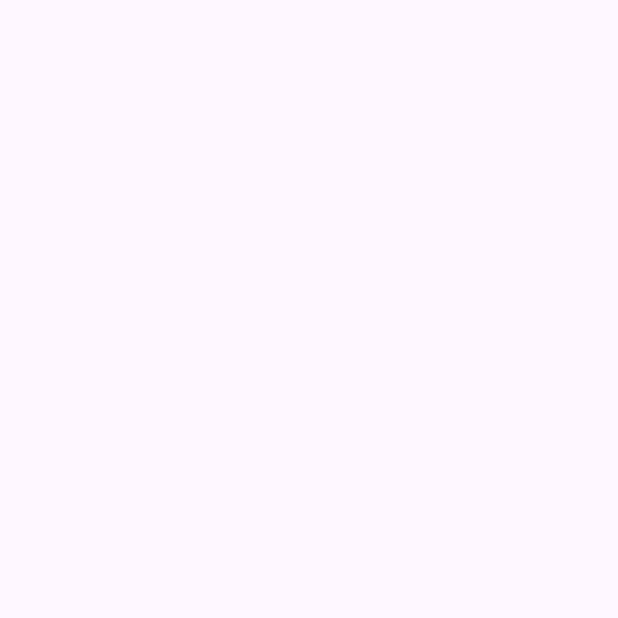
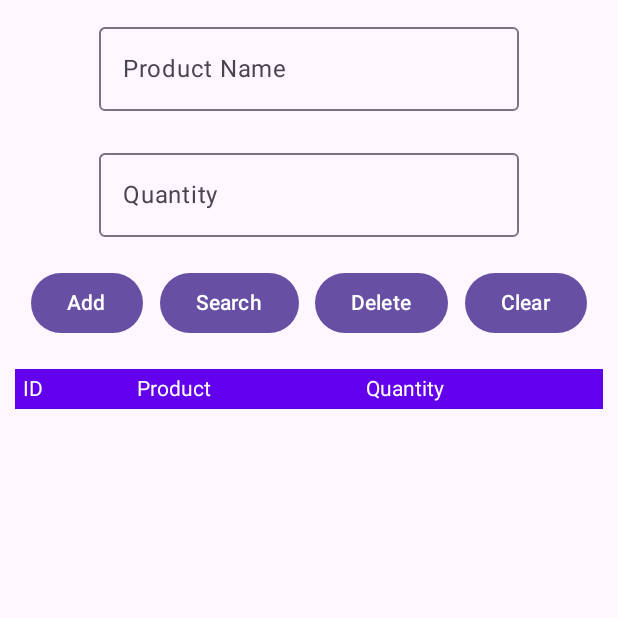
Before and after one commit to ArtemXArtemX/RoomDemo, an Android app built with Jetpack Compose: the screen it shows after launch (MainActivity), on a phone screen of 412 x 824 dp, the top half of it. Before the commit the part shown is empty. Run offline under Robolectric (Android 15) with nearby library versions, the phone set to English and light mode, and no system bars; our stand-ins replace Room's generated code, livedata-compose.

Commit message:
Готово!!

```diff
--- a/app/src/main/java/com/example/roomdemo/MainActivity.kt
+++ b/app/src/main/java/com/example/roomdemo/MainActivity.kt
@@ -15,8 +15,26 @@ import androidx.lifecycle.viewmodel.compose.viewModel
 import androidx.compose.runtime.livedata.observeAsState
 import androidx.compose.runtime.getValue
 import androidx.compose.ui.platform.LocalContext
-import androidx.compose.ui.tooling.preview.Preview
 import androidx.lifecycle.viewmodel.compose.LocalViewModelStoreOwner
+import androidx.compose.foundation.background
+import androidx.compose.foundation.layout.*
+import androidx.compose.foundation.lazy.LazyColumn
+import androidx.compose.foundation.lazy.items
+import androidx.compose.foundation.text.KeyboardOptions
+import androidx.compose.material3.Button
+import androidx.compose.material3.OutlinedTextField
+import androidx.compose.material3.Text
+import androidx.compose.ui.Alignment
+import androidx.compose.ui.graphics.Color
+import androidx.compose.ui.text.TextStyle
+import androidx.compose.ui.text.font.FontWeight
+import androidx.compose.ui.text.input.KeyboardType
+import androidx.compose.ui.unit.dp
+import androidx.compose.ui.unit.sp
+import androidx.compose.runtime.setValue
+
+
+
 
 class MainActivity : ComponentActivity() {
     override fun onCreate(savedInstanceState: Bundle?) {
@@ -61,11 +79,133 @@ fun ScreenSetup(modifier: Modifier = Modifier, viewModel: MainViewModel) {
 }
 
 @Composable
+fun TitleRow(head1: String, head2: String, head3: String) {
+    Row(
+        modifier = Modifier
+            .background(Color(0xFF6200EE))
+            .fillMaxWidth()
+            .padding(5.dp)
+    ) {
+        Text(head1, color = Color.White, modifier = Modifier.weight(0.1f))
+        Text(head2, color = Color.White, modifier = Modifier.weight(0.2f))
+        Text(head3, color = Color.White, modifier = Modifier.weight(0.2f))
+    }
+}
+
+@Composable
+fun ProductRow(id: Int, name: String, quantity: Int) {
+    Row(
+        modifier = Modifier
+            .fillMaxWidth()
+            .padding(5.dp)
+    ) {
+        Text(id.toString(), modifier = Modifier.weight(0.1f))
+        Text(name, modifier = Modifier.weight(0.2f))
+        Text(quantity.toString(), modifier = Modifier.weight(0.2f))
+    }
+}
+
+@Composable
+fun CustomTextField(
+    title: String,
+    textState: String,
+    onTextChange: (String) -> Unit,
+    keyboardType: KeyboardType
+) {
+    OutlinedTextField(
+        value = textState,
+        onValueChange = onTextChange,
+        keyboardOptions = KeyboardOptions(keyboardType = keyboardType),
+        singleLine = true,
+        label = { Text(title) },
+        modifier = Modifier.padding(10.dp),
+        textStyle = TextStyle(fontWeight = FontWeight.Bold, fontSize = 20.sp)
+    )
+}
+
+
+@Composable
 fun MainScreen(
-    modifier: Modifier = Modifier,
+    modifier: Modifier,
     allProducts: List<Product>,
     searchResults: List<Product>,
     viewModel: MainViewModel
 ) {
+    var productName by androidx.compose.runtime.remember { androidx.compose.runtime.mutableStateOf("") }
+    var productQuantity by androidx.compose.runtime.remember { androidx.compose.runtime.mutableStateOf("") }
+    var searching by androidx.compose.runtime.remember { androidx.compose.runtime.mutableStateOf(false) }
 
+    val onProductTextChange = { text: String -> productName = text }
+    val onQuantityTextChange = { text: String -> productQuantity = text }
+
+    Column(
+        horizontalAlignment = Alignment.CenterHorizontally,
+        modifier = modifier.fillMaxWidth()
+    ) {
+        CustomTextField(
+            title = "Product Name",
+            textState = productName,
+            onTextChange = onProductTextChange,
+            keyboardType = KeyboardType.Text
+        )
+
+        CustomTextField(
+            title = "Quantity",
+            textState = productQuantity,
+            onTextChange = onQuantityTextChange,
+            keyboardType = KeyboardType.Number
+        )
+
+        Row(
+            horizontalArrangement = Arrangement.SpaceEvenly,
+            modifier = Modifier
+                .fillMaxWidth()
+                .padding(10.dp)
+        ) {
+            Button(onClick = {
+                if (productQuantity.isNotEmpty()) {
+                    viewModel.insertProduct(
+                        Product(productName, productQuantity.toInt())
+                    )
+                    searching = false
+                }
+            }) { Text("Add") }
+
+            Button(onClick = {
+                searching = true
+                viewModel.findProduct(productName)
+            }) { Text("Search") }
+
+            Button(onClick = {
+                searching = false
+                viewModel.deleteProduct(productName)
+            }) { Text("Delete") }
+
+            Button(onClick = {
+                searching = false
+                productName = ""
+                productQuantity = ""
+            }) { Text("Clear") }
+        }
+
+        LazyColumn(
+            Modifier
+                .fillMaxWidth()
+                .padding(10.dp)
+        ) {
+            val list = if (searching) searchResults else allProducts
+
+            item {
+                TitleRow(head1 = "ID", head2 = "Product", head3 = "Quantity")
+            }
+
+            items(list) { product ->
+                ProductRow(
+                    id = product.id,
+                    name = product.productName,
+                    quantity = product.quantity
+                )
+            }
+        }
+    }
 }
```
